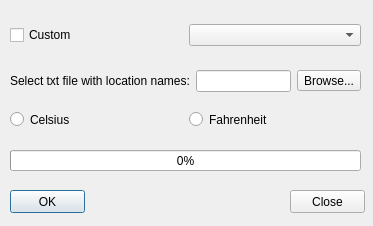
Above: weather.ui from KIOS-Research/QWeather before the change. Below: the same form after it.
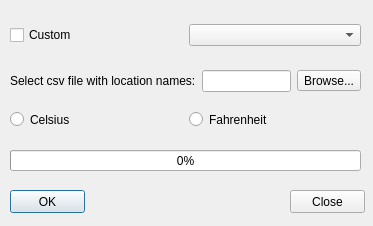
That is the form after the change.

```diff
--- a/weather.ui
+++ b/weather.ui
@@ -61,7 +61,7 @@
     <string>Close</string>
    </property>
   </widget>
-  <widget class="QWidget" name="">
+  <widget class="QWidget" name="layoutWidget">
    <property name="geometry">
     <rect>
      <x>10</x>
@@ -74,7 +74,7 @@
     <item>
      <widget class="QLabel" name="label">
       <property name="text">
-       <string>Select txt file with location names:</string>
+       <string>Select csv file with location names:</string>
       </property>
      </widget>
     </item>
@@ -90,7 +90,7 @@
     </item>
    </layout>
   </widget>
-  <widget class="QWidget" name="">
+  <widget class="QWidget" name="layoutWidget">
    <property name="geometry">
     <rect>
      <x>10</x>
@@ -112,7 +112,7 @@
     </item>
    </layout>
   </widget>
-  <widget class="QWidget" name="">
+  <widget class="QWidget" name="layoutWidget">
    <property name="geometry">
     <rect>
      <x>10</x>
```
Left out of the diff: 10 changed lines with no effect on the pictures.
